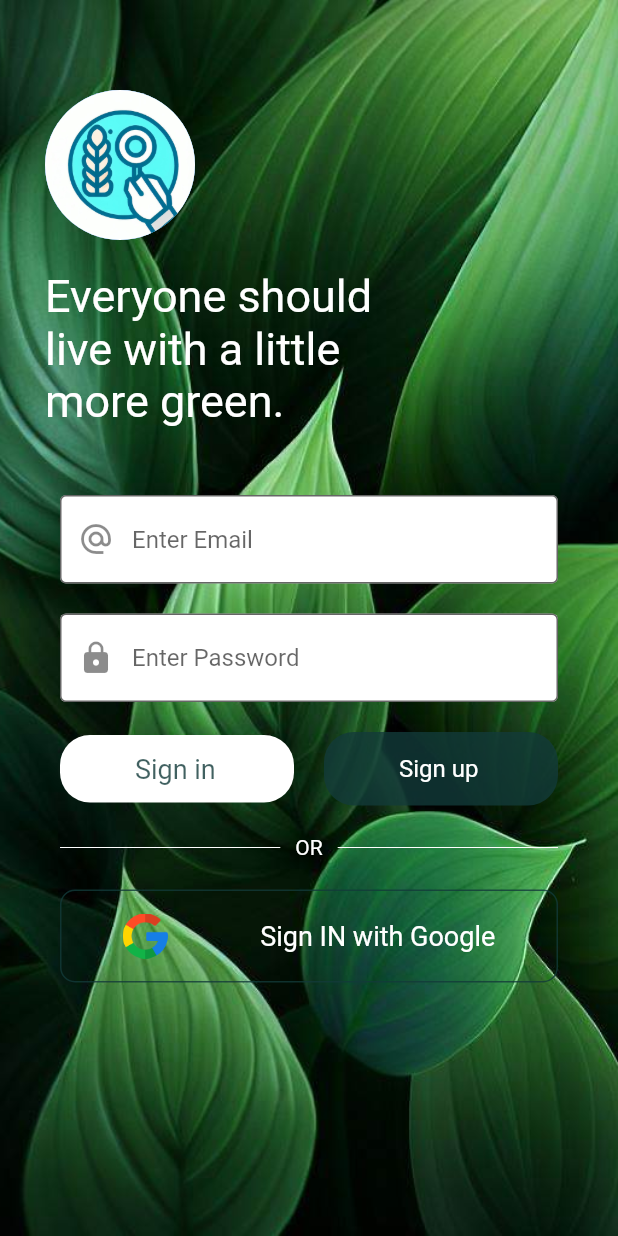
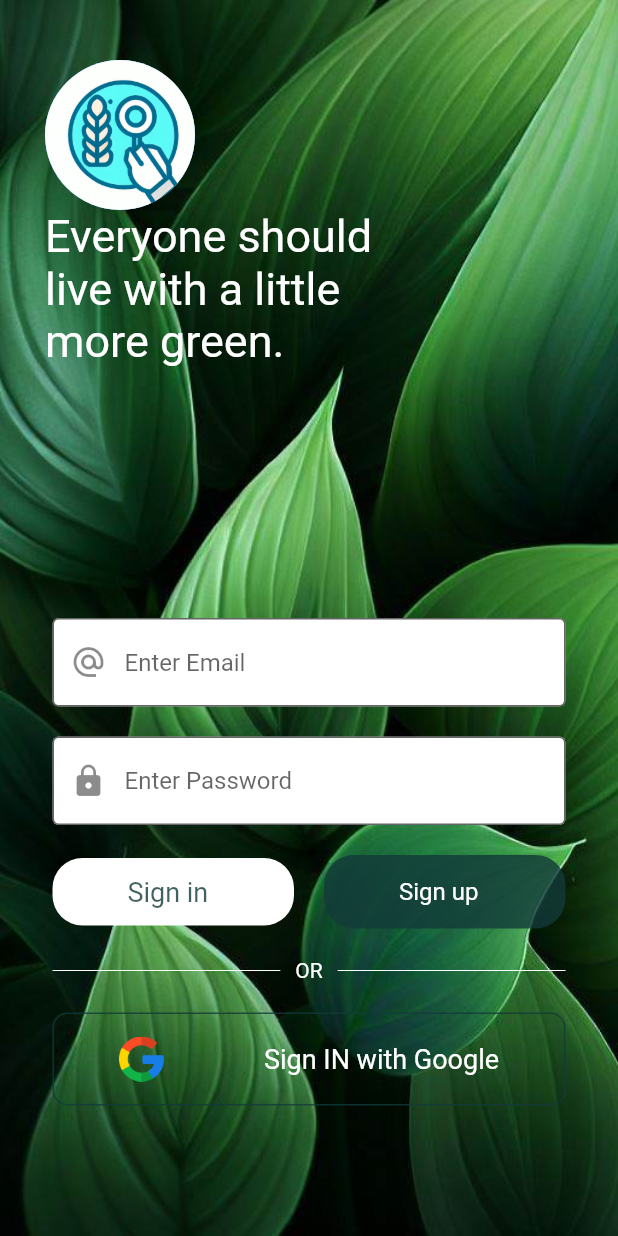
Before and after one commit to XpertBotTeam/crop_disease_mobile, a Flutter app: the screen it shows after launch, on a phone screen of 412 x 824 dp. Run offline on Flutter 3.47's test engine with Material 2 defaults, Android fonts, the phone set to English and light mode, and no system bars; our stand-ins replace page_transition; Roboto replaces fonts that are missing (Roboto Slab).

Commit message:
Rgister-Login-Design

```diff
--- a/agriidetect/lib/ui/screens/signin_page.dart
+++ b/agriidetect/lib/ui/screens/signin_page.dart
@@ -1,36 +1,42 @@
 import 'package:agriidetect/ui/screens/signup_page.dart';
 import 'package:flutter/material.dart';
 
-import 'package:page_transition/page_transition.dart';
-
-import '../../utils/constants.dart';
 
 
 
-class SignIn extends StatelessWidget {
+
+
+class SignIn extends StatefulWidget {
   const SignIn({Key? key}) : super(key: key);
 
   @override
+  State<SignIn> createState() => _SignInState();
+}
+
+class _SignInState extends State<SignIn> {
+  @override
   Widget build(BuildContext context) {
-    Size size = MediaQuery.of(context).size;
 
-    return Scaffold(
 
-      body:Stack(
-        children: [
-          Container(
+    return Container(
 
-            decoration: BoxDecoration(
+      decoration: const BoxDecoration(
         image: DecorationImage(
           image: AssetImage('assets/images/back.jpg'),
          fit: BoxFit.cover,
         ),
       ),
-          ),
-          Positioned(
-            top: 60,
-            left: 30,
-            child: Material(
+
+child: Scaffold(
+  backgroundColor: Colors.transparent,
+      body:Stack(
+     children:[
+Container(),
+       Container(
+         padding: EdgeInsets.only(left: 30, top: 40),
+
+
+         child:       Material(
 
            borderRadius: BorderRadius.all(Radius.circular(50)),
            child:CircleAvatar(
@@ -39,9 +45,9 @@ class SignIn extends StatelessWidget {
            ),
          ),
        ),
-          Positioned(
-            top: 180,
-            left: 30,
+       Container(
+         padding: EdgeInsets.only(left: 30, top: 140),
+
          child: Text(
            'Everyone should\nlive with a little\nmore green.',
            style: TextStyle(
@@ -51,16 +57,25 @@ class SignIn extends StatelessWidget {
            ),
          ),
        ),
-          Positioned(
-            top: 300,//530
-            left: 40,
-            right: 40,
+
+
+
+
+      SingleChildScrollView(
+
+    child: Container(
+    padding: EdgeInsets.only(
+    top: MediaQuery
+        .of(context)
+        .size
+        .height * 0.5),
             child: Column(
-              crossAxisAlignment: CrossAxisAlignment.center,
+              crossAxisAlignment: CrossAxisAlignment.start,
               children: [
-                const SizedBox(
-                  height: 30,
-                ),
+                Container(
+                    margin: EdgeInsets.only(left: 35, right: 35),
+                    child: Column(
+                        children: [
 
       TextField(
 
@@ -100,7 +115,11 @@ class SignIn extends StatelessWidget {
 
 Row(
   children: [
-      Expanded(child:Container(
+      Expanded(
+
+      child: GestureDetector(
+      onTap: (){},
+        child:Container(
         decoration: BoxDecoration(
           borderRadius: BorderRadius.all(Radius.circular(20),),
           color:Colors.white,
@@ -116,7 +135,7 @@ Row(
             ),
           ),
         ),
-      ), ) ,
+      ), )) ,
 
     Padding(
       padding: EdgeInsets.symmetric(horizontal: 10),
@@ -172,8 +191,9 @@ Row(
                 const SizedBox(
                   height: 20,
                 ),
+
                 Container(
-                  width: size.width,
+                  width: MediaQuery.of(context).size.width,
                   decoration: BoxDecoration(
                       border: Border.all(color: Color.fromRGBO(18,58,57,1).withOpacity(0.8)),
                       borderRadius: BorderRadius.circular(10)),
@@ -181,26 +201,35 @@ Row(
                   child: Row(
                     mainAxisAlignment: MainAxisAlignment.spaceAround,
                     children: [
+
                            SizedBox(
                         height: 30,
                         child: Image.asset('assets/images/google.png'),
                       ),
-                      Text(
+
+
+                      GestureDetector(
+                          onTap: (){    Navigator.push(context,MaterialPageRoute(builder: (context){
+                            return SignUp();
+                          }),);},
+                    child:  Text(
                         'Sign IN with Google',
                         style: TextStyle(
                           color: Colors.white,
                           fontSize: 18.0,
                         ),
-                      ),
+                  )  ),
                     ],
                   ),
                 ),
 
-              ],
+  ])) ],
+            )
     ),
+      )
+     ]
+
               ),
-        ],
-      ),
-    );
+    ) );
   }
 }
```
Lines whose indentation alone changed are shown as unchanged.
